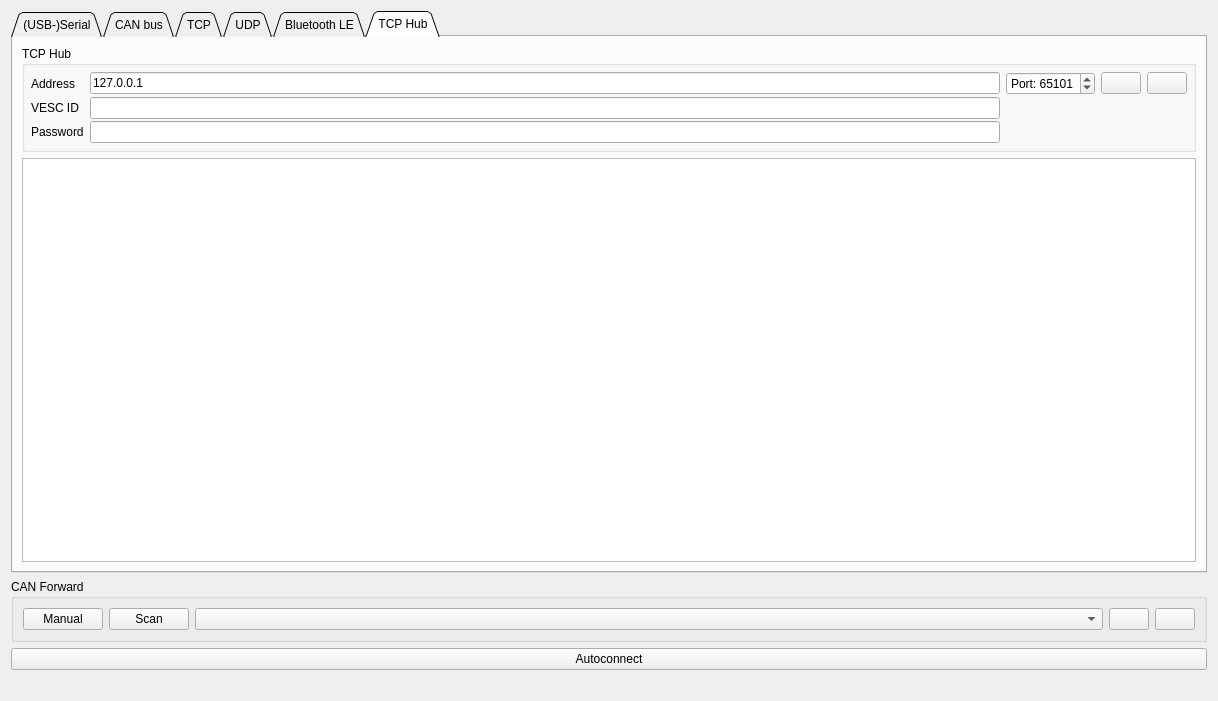
First picture: the form in pages/pageconnection.ui, repository vedderb/vesc_tool, before the edit.
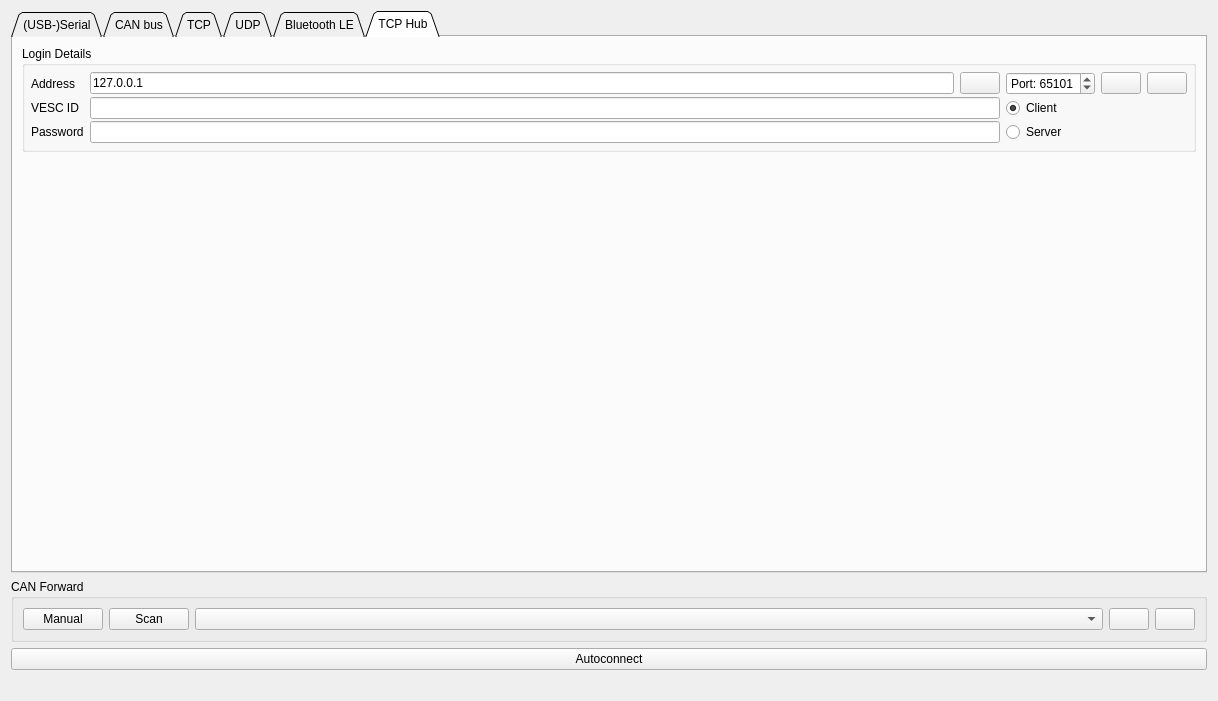
Second picture: the form after the edit. The open tabs and pages were chosen to show the change. Icons and pictures are not drawn.

Commit message: Added tcp hub server mode, fixed some segfaults

What changed in the file:
```diff
--- a/pages/pageconnection.ui
+++ b/pages/pageconnection.ui
@@ -901,7 +901,7 @@
        <item>
         <widget class="QGroupBox" name="groupBox_5">
          <property name="title">
-          <string>TCP Hub</string>
+          <string>Login Details</string>
          </property>
          <layout class="QGridLayout" name="gridLayout_2">
           <property name="leftMargin">
@@ -922,6 +922,16 @@
           <property name="verticalSpacing">
            <number>2</number>
           </property>
+          <item row="1" column="3" colspan="3">
+           <widget class="QRadioButton" name="hubClientButton">
+            <property name="text">
+             <string>Client</string>
+            </property>
+            <property name="checked">
+             <bool>true</bool>
+            </property>
+           </widget>
+          </item>
           <item row="0" column="0">
            <widget class="QLabel" name="label_9">
             <property name="text">
@@ -929,7 +939,7 @@
             </property>
            </widget>
           </item>
-          <item row="0" column="4">
+          <item row="0" column="5">
            <widget class="QPushButton" name="tcpHubConnectButton">
             <property name="sizePolicy">
              <sizepolicy hsizetype="Fixed" vsizetype="Fixed">
@@ -949,10 +959,14 @@
             </property>
            </widget>
           </item>
-          <item row="1" column="1">
-           <widget class="QLineEdit" name="tcpHubVescIdLineEdit"/>
+          <item row="2" column="3" colspan="3">
+           <widget class="QRadioButton" name="hubServerButton">
+            <property name="text">
+             <string>Server</string>
+            </property>
+           </widget>
           </item>
-          <item row="0" column="3">
+          <item row="0" column="4">
            <widget class="QPushButton" name="tcpHubDisconnectButton">
             <property name="sizePolicy">
              <sizepolicy hsizetype="Fixed" vsizetype="Fixed">
@@ -972,7 +986,7 @@
             </property>
            </widget>
           </item>
-          <item row="0" column="2">
+          <item row="0" column="3">
            <widget class="QSpinBox" name="tcpHubPortBox">
             <property name="prefix">
              <string>Port: </string>
@@ -999,9 +1013,6 @@
             </property>
            </widget>
           </item>
-          <item row="2" column="1">
-           <widget class="QLineEdit" name="tcpHubVescPasswordLineEdit"/>
-          </item>
           <item row="1" column="0">
            <widget class="QLabel" name="label_10">
             <property name="text">
@@ -1009,21 +1020,41 @@
             </property>
            </widget>
           </item>
+          <item row="0" column="2">
+           <widget class="QPushButton" name="hubDefaultButton">
+            <property name="toolTip">
+             <string>Restore default</string>
+            </property>
+            <property name="text">
+             <string/>
+            </property>
+            <property name="icon">
+             <iconset resource="../res.qrc">
+              <normaloff>:/res/icons/Restart-96.png</normaloff>:/res/icons/Restart-96.png</iconset>
+            </property>
+           </widget>
+          </item>
+          <item row="1" column="1" colspan="2">
+           <widget class="QLineEdit" name="tcpHubVescIdLineEdit"/>
+          </item>
+          <item row="2" column="1" colspan="2">
+           <widget class="QLineEdit" name="tcpHubVescPasswordLineEdit"/>
+          </item>
          </layout>
         </widget>
        </item>
        <item>
-        <widget class="QPlainTextEdit" name="tcpHubplainTextEdit">
-         <property name="sizePolicy">
-          <sizepolicy hsizetype="Expanding" vsizetype="MinimumExpanding">
-           <horstretch>0</horstretch>
-           <verstretch>0</verstretch>
-          </sizepolicy>
+        <spacer name="verticalSpacer_2">
+         <property name="orientation">
+          <enum>Qt::Vertical</enum>
          </property>
-         <property name="readOnly">
-          <bool>true</bool>
+         <property name="sizeHint" stdset="0">
+          <size>
+           <width>20</width>
+           <height>40</height>
+          </size>
          </property>
-        </widget>
+        </spacer>
        </item>
       </layout>
      </widget>
```
The commit also changes 7 other files.
